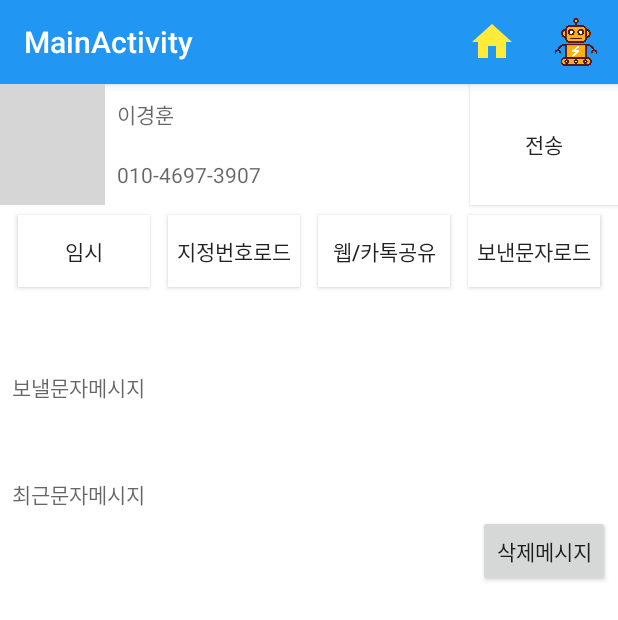
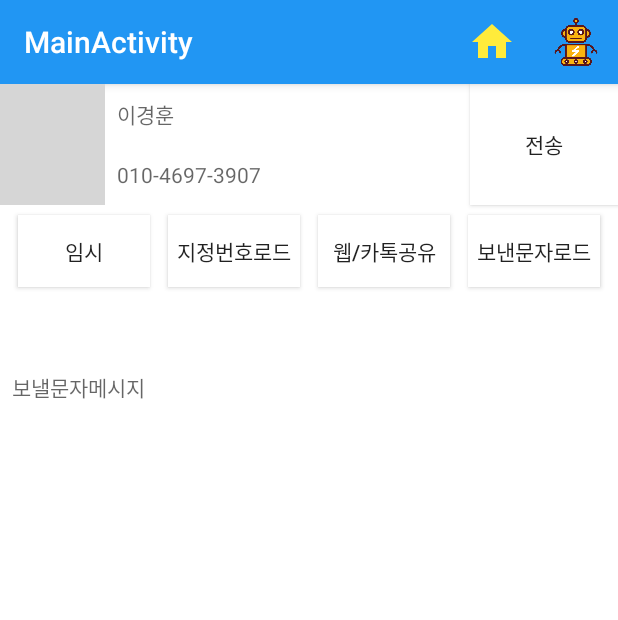
Before and after one commit to rain2002kr/SMS_AutoTrasnApp, an Android app: the fragment SendSmSFragment placed in its activity, on a phone screen of 412 x 824 dp. Shown: the top 620 px of the screen. Run offline under Robolectric (Android 15) with nearby library versions, the phone set to English and light mode, and no system bars; our stand-ins replace Room's generated code; 2 statements that could not run were skipped; grey boxes are pictures that could not be loaded.

Commit message:
3차 04-27 message reload from shared pref

```diff
--- a/app/src/main/java/com/example/sms_autotrasnapp/MySharedPreferences.kt
+++ /dev/null
@@ -1 +0,0 @@
-package com.example.sms_autotrasnapp
--- a/app/src/main/java/com/example/sms_autotrasnapp/SmS_Send/SendSmSFragment.kt
+++ b/app/src/main/java/com/example/sms_autotrasnapp/SmS_Send/SendSmSFragment.kt
@@ -13,10 +13,12 @@ import androidx.lifecycle.Observer
 import androidx.lifecycle.ViewModelProvider
 import androidx.recyclerview.widget.LinearLayoutManager
 import com.example.sms_autotrasnapp.*
+import com.example.sms_autotrasnapp.ContactRegister_Item.Contact
 import com.example.sms_autotrasnapp.SmS_Send.Sms
 import com.example.sms_autotrasnapp.SmS_Send.SmsAdapter
 import com.example.sms_autotrasnapp.SmS_Send.SmsViewModel
 import com.example.sms_autotrasnapp.lifecycle.App
+import com.example.sms_autotrasnapp.lifecycle.App.Companion.prefs
 import kotlinx.android.synthetic.main.fragment_send_sms.*
 import kotlinx.android.synthetic.main.sub_send_sms.*
 
@@ -34,7 +36,6 @@ class SendSmSFragment : Fragment() {
         val smsAdapter = (activity as MainActivity).smsAdapter
         smsAdapter.clickOnEventListner = object :SmsAdapter.ClickOnEventListner{
             override fun onTouchEventListner(message: String) {
-                txtlogSMS.setText(message)
                 edSMS.setText(message)
             }
         }
@@ -44,7 +45,6 @@ class SendSmSFragment : Fragment() {
             it.layoutManager = lm
             it.setHasFixedSize(true)
         }
-
         viewModleFactory = ViewModelProvider.AndroidViewModelFactory.getInstance(activity!!.application)
         smsViewModel=ViewModelProvider(this,viewModleFactory).get(SmsViewModel::class.java)
         smsViewModel.getAll().observe(requireActivity(),Observer<List<Sms>>{smss->
@@ -66,26 +66,69 @@ class SendSmSFragment : Fragment() {
         val receivedDate = App.prefs.getV("receivedDate")
         val saveLastMessage = App.prefs.getV("saveLastMessage")
 
-        if(saveLastMessage != contents.toString()){
+        if(saveLastMessage != receivedDate.toString()){
             val sms = Sms(id, sender.toString(),"",contents.toString(),receivedDate.toString(),true)
             smsViewModel.insert(sms)
-            App.prefs.setV("saveLastMessage", contents.toString())
+            prefs.setV("saveLastMessage", receivedDate.toString())
 
         } else {
-            //Toast.makeText(requireContext(),"메시지가 같습니다.",Toast.LENGTH_LONG).show()
-            Log.d(TAG, "message 같음 : ${contents.toString()}")
+            Log.d(TAG, "message 같음 : ${receivedDate.toString()}")
         }
+
+
+        var num = prefs.getV("contactMaxNum")
+        val testlist = mutableListOf<String>()
+        val contactlist = mutableListOf<String>()
+
+        for(i in 1..num!!.toInt()){
+            val contact = prefs.getV("contactlist${i.toString()}")
+            Log.d(TAG, i.toString())
+            Log.d(TAG,"0 : ${contact!!.toString()}")
+            contact.split(" ").filter{
+                testlist.add(it)
+                it.length > 2
+            }
+            for(i in contactlist.size-1 downTo 0){
+                contactlist.removeAt(i)
+            }
+            testlist.forEach {
+                 contactlist.add(replaceFiltered(it))
+            }
+        }
+
+        contactlist.forEach {
+            Log.d(TAG,"tellist ${it}")
+        }
+
+    }
+    fun replaceFiltered(value:String):String{
+        return value.replace(",","")
+            .replace("[","")
+            .replace("]","")
+            .replace(" ","")
+
+    }
+    fun replaceBefore(name:String):String{
+        return name.replaceAfter(",","")
+            .replace("[","")
+            .replace(",","")
+    }
+    fun replaceAfter(number:String):String{
+        return number.replaceBefore(",","")
+            .replace(",","")
+            .replace("]","")
+            .replace(" ","")
     }
 
     fun itemInsertAndDelete() {
         //TODO SMS 삭제
-        btDelLogSms.setOnClickListener{
+        imageView3.setOnClickListener{
             val sms = smsViewModel.getAll().value
             sms?.forEach {
                 smsViewModel.delete(it)
             }
+        }
 
-        }
         //TODO 임시기능
         btTemp.setOnClickListener{
             Log.d(TAG, "임시 버튼 눌림.")
@@ -99,7 +142,6 @@ class SendSmSFragment : Fragment() {
         bt_selectNumber.setOnClickListener{
             edSetReceNumber.setText("010-5687-4135")
             edSetReceName.setText("와이프")
-            edSMS.setText(txtlogSMS.text.toString())
         }
         //TODO 공유
         btShare.setOnClickListener{
@@ -118,7 +160,10 @@ class SendSmSFragment : Fragment() {
         btSend.setOnClickListener{
             val number  = edSetReceNumber.text.toString()
             val message = edSMS.text.toString()
-            (activity as MainActivity).sendSMS(number , message)
+
+            if(number.count() > 1  && message.count() > 1  ) {
+                (activity as MainActivity).sendSMS(number, message)
+            }
         }
 
 
--- a/app/src/main/res/layout/sub_send_sms.xml
+++ b/app/src/main/res/layout/sub_send_sms.xml
@@ -8,21 +8,6 @@
 
     >
 
-
-    <TextView
-        android:id="@+id/txtlogSMS"
-        android:layout_width="match_parent"
-        android:layout_height="wrap_content"
-        android:layout_marginStart="8dp"
-        android:layout_marginLeft="8dp"
-        android:layout_marginEnd="8dp"
-        android:layout_marginRight="8dp"
-        android:hint="최근문자메시지"
-        android:textSize="14sp"
-        app:layout_constraintBottom_toTopOf="@+id/guideline5"
-        app:layout_constraintEnd_toEndOf="parent"
-        app:layout_constraintStart_toStartOf="parent"
-        app:layout_constraintTop_toTopOf="@+id/guideline3" />
 
     <EditText
         android:id="@+id/edSMS"
@@ -202,31 +187,13 @@
         android:layout_height="0dp"
         android:layout_marginStart="8dp"
         android:layout_marginLeft="8dp"
-        android:layout_marginTop="8dp"
         android:layout_marginEnd="8dp"
         android:layout_marginRight="8dp"
         android:layout_marginBottom="8dp"
         app:layout_constraintBottom_toBottomOf="parent"
         app:layout_constraintEnd_toEndOf="parent"
         app:layout_constraintStart_toStartOf="parent"
-        app:layout_constraintTop_toTopOf="@+id/guideline4" />
-
-    <Button
-        android:id="@+id/btDelLogSms"
-        android:layout_width="wrap_content"
-        android:layout_height="wrap_content"
-        android:text="삭제메시지"
-        app:layout_constraintBottom_toTopOf="@+id/guideline4"
-        app:layout_constraintEnd_toEndOf="parent"
-        app:layout_constraintStart_toStartOf="@+id/guideline7"
-        app:layout_constraintTop_toTopOf="@+id/guideline5" />
-
-    <androidx.constraintlayout.widget.Guideline
-        android:id="@+id/guideline5"
-        android:layout_width="wrap_content"
-        android:layout_height="wrap_content"
-        android:orientation="horizontal"
-        app:layout_constraintGuide_begin="284dp" />
+        app:layout_constraintTop_toTopOf="@+id/guideline3" />
 
 
 </androidx.constraintlayout.widget.ConstraintLayout>
```
Also changed, not shown: app/src/main/java/com/example/sms_autotrasnapp/MainActivity.kt (+11 -0 lines), app/src/main/java/com/example/sms_autotrasnapp/lifecycle/App.kt (+8 -0 lines).
